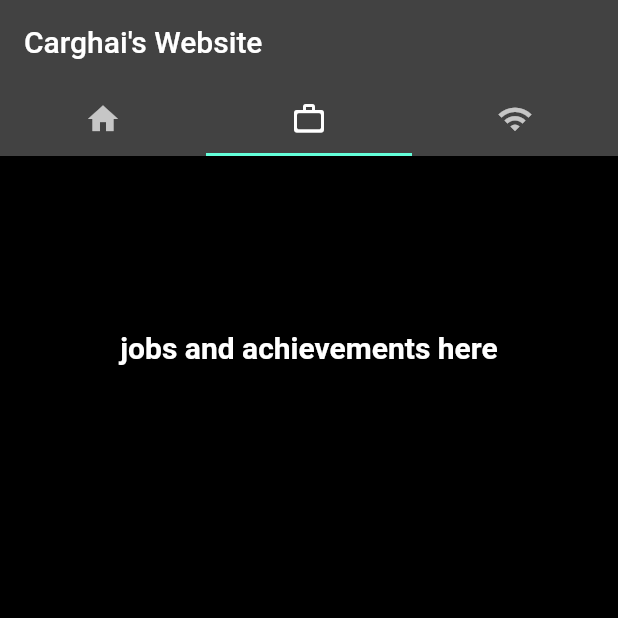
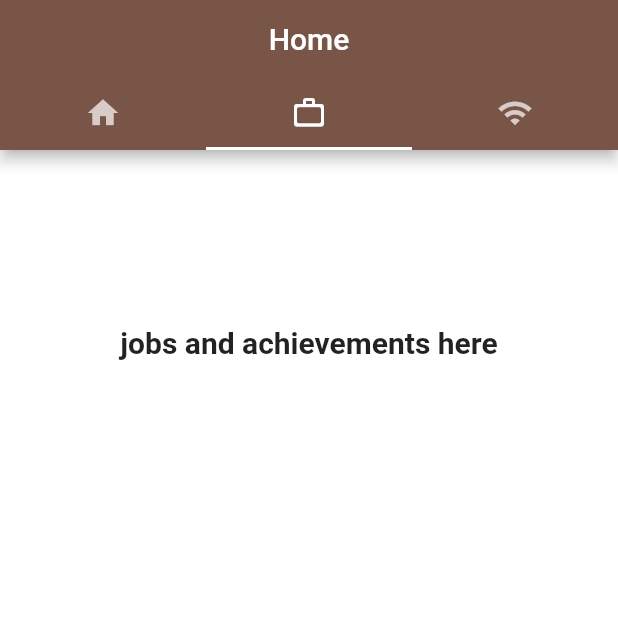
Before and after one commit to ekam-g/carghai_website, a Flutter app: the screen it shows after launch, tab 2 chosen, on a phone screen of 412 x 824 dp, the top half of it. Run offline on Flutter 3.47's test engine with Material 2 defaults, Android fonts, the phone set to English and light mode, and no system bars; our stand-ins replace auto_size_text.

Commit message:
before refactor

```diff
--- a/lib/main.dart
+++ b/lib/main.dart
@@ -13,10 +13,9 @@ class MyApp extends StatelessWidget {
     return MaterialApp(
       title: "Carghai's Website",
       theme: ThemeData(
-        primarySwatch: Colors.grey,
-        backgroundColor: Colors.black,
-        scaffoldBackgroundColor: Colors.black,
-        brightness: Brightness.dark,
+        primarySwatch: Colors.brown,
+        backgroundColor: Colors.white,
+        scaffoldBackgroundColor: Colors.white,
         snackBarTheme: const SnackBarThemeData(
           backgroundColor: Colors.black,
           contentTextStyle: TextStyle(
--- a/lib/screens/tabbarhome.dart
+++ b/lib/screens/tabbarhome.dart
@@ -24,11 +24,14 @@ class _MyHomePage extends State<MyHomePage> with TickerProviderStateMixin {
   @override
   Widget build(BuildContext context) {
     return Scaffold(
-      appBar: AppBar(
-        title: const Text('Carghai\'s Website'),
+      appBar: PreferredSize(
+        preferredSize: Size.fromHeight(100.0),
+        child: AppBar(
+          title: Text('Home'),
+          centerTitle: true,
           bottom: TabBar(
             controller: _tabController,
-          tabs:  const <Widget>[
+            tabs: const <Widget>[
               Tab(
                 icon: Icon(Icons.home),
                 key: Key('home'),
@@ -36,12 +39,12 @@ class _MyHomePage extends State<MyHomePage> with TickerProviderStateMixin {
               Tab(
                 icon: Icon(Icons.work_outline_rounded),
                 key: Key('home'),
-
               ),
               Tab(
                 icon: Icon(Icons.wifi),
               ),
             ],
+          ),
         ),
       ),
       body: TabBarView(
--- a/pubspec.yaml
+++ b/pubspec.yaml
@@ -60,7 +60,11 @@ flutter:
 
   # To add assets to your application, add an assets section, like this:
   assets:
-  - assets/IMG_2119.PNG
+    - assets/Screen Shot 2022-06-16 at 18.00.15.png
+    - assets/Screen Shot 2022-06-16 at 18.00.28.png
+    - assets/Screen Shot 2022-06-16 at 18.00.42.png
+    - assets/Screen Shot 2022-06-16 at 18.00.50.png
+    - assets/Screen Shot 2022-06-16 at 18.00.56.png
 
   # An image asset can refer to one or more resolution-specific "variants", see
   # https://flutter.dev/assets-and-images/#resolution-aware
```
Also changed, not shown: lib/screens/hometab.dart (+13 -10 lines), assets/IMG_2119.PNG (deleted), assets/Screen Shot 2022-06-16 at 18.00.15.png (added), assets/Screen Shot 2022-06-16 at 18.00.28.png (added), assets/Screen Shot 2022-06-16 at 18.00.42.png (added), assets/Screen Shot 2022-06-16 at 18.00.50.png (added), assets/Screen Shot 2022-06-16 at 18.00.56.png (added), 1 other file. Lines whose indentation alone changed are shown as unchanged.
